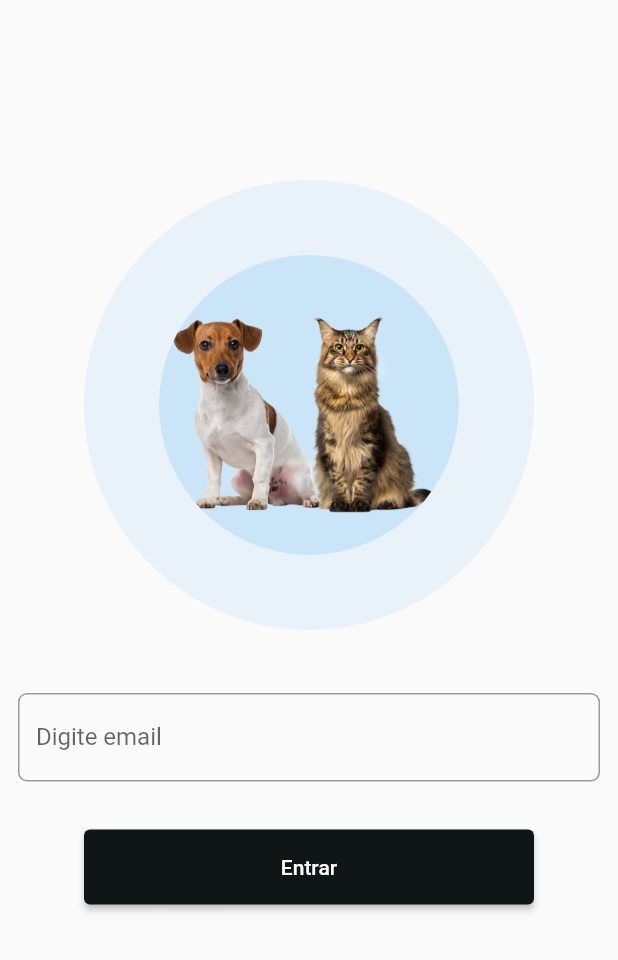
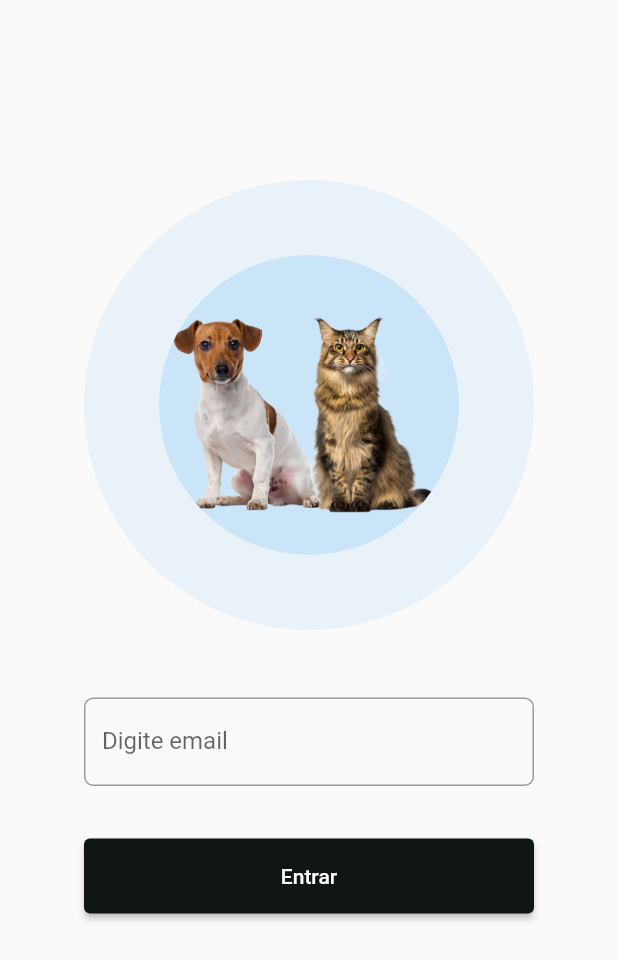
Before and after one commit to Jacob-dvlp/pets, a Flutter app: the screen it shows after launch, on a phone screen of 412 x 824 dp. Shown: the top 960 px of the screen. Run offline on Flutter 3.47's test engine with Material 2 defaults, Android fonts, the phone set to English and light mode, and no system bars; our stand-ins replace cached_network_image, get, get_storage; network calls fail.

Commit message:
teste finalizado

```diff
--- a/lib/pages/login/widgets/login_custom_widget.dart
+++ b/lib/pages/login/widgets/login_custom_widget.dart
@@ -46,8 +46,9 @@ class LoginCustomWidget extends StatelessWidget {
                     height: 30,
                   ),
                   Padding(
-                    padding: const EdgeInsets.all(12.0),
+                    padding: const EdgeInsets.all(15.0),
                     child: SizedBox(
+                      width: 300,
                       child: TextField(
                         controller: controller.textEditeController,
                         decoration: InputDecoration(
```
Also changed, not shown: 1 other file.
